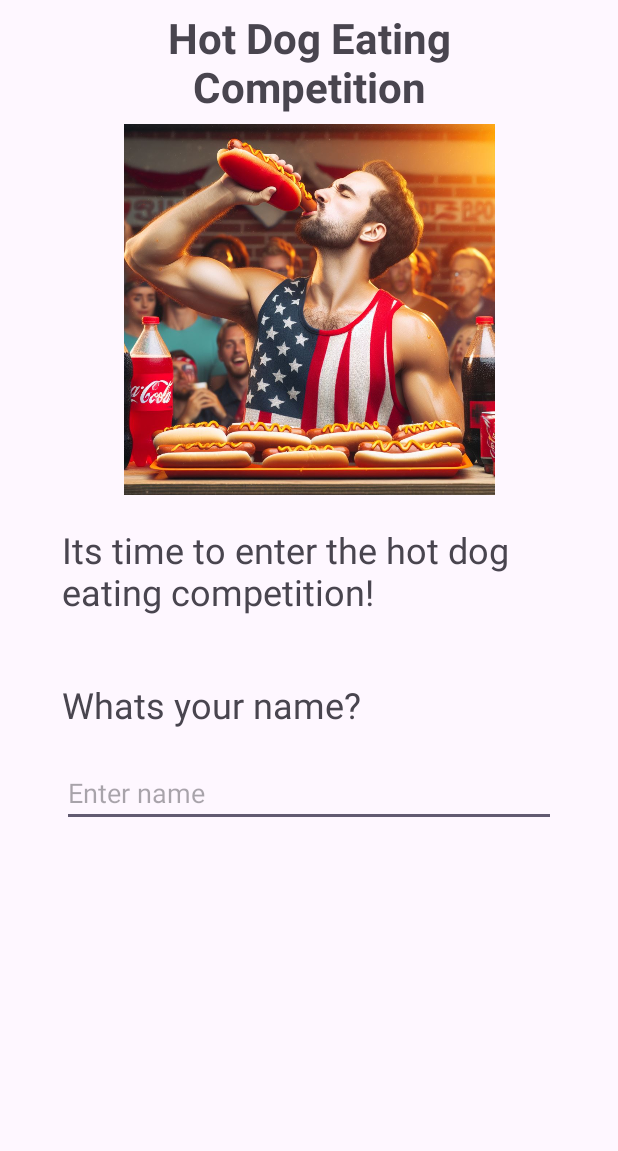
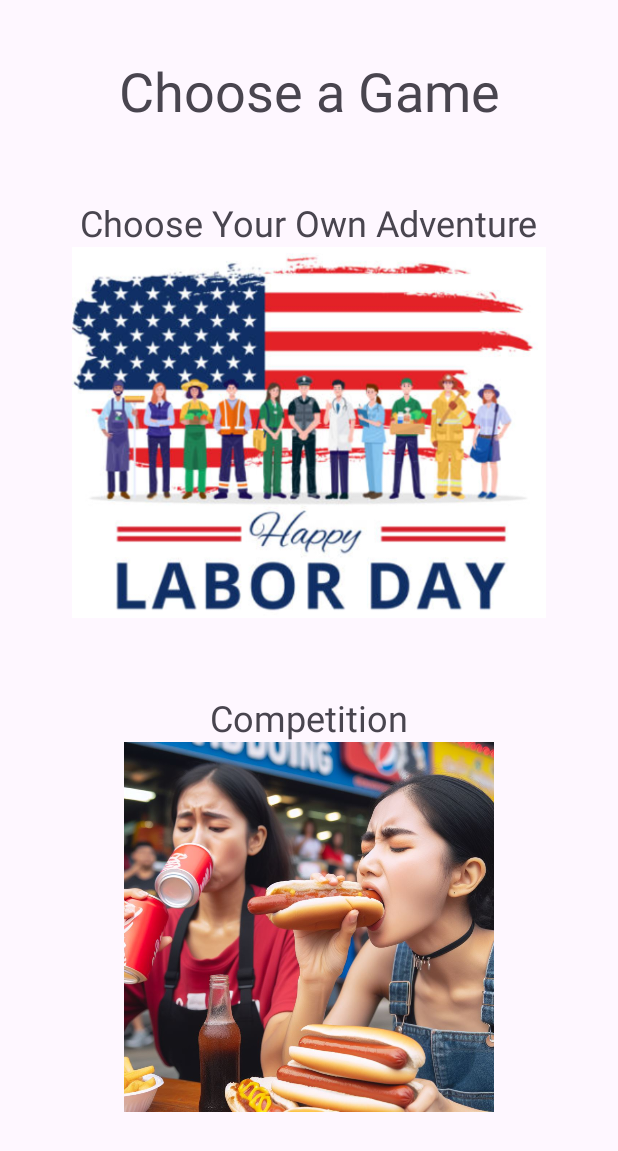
Before and after one commit to ryantburke/ChooseYourOwnAdventure, an Android app: the screen it shows after launch (RpgHotDogEatingContest before the commit, MainActivity after it), on a phone screen of 412 x 824 dp. Shown: the top 1151 px of the screen. Run offline under Robolectric (Android 15) with nearby library versions, the phone set to English and light mode, and no system bars.

Commit message:
Main menu

```diff
--- a/app/src/main/java/com/poly/chooseyourownadventure/AdventureLaborDay.java
+++ b/app/src/main/java/com/poly/chooseyourownadventure/AdventureLaborDay.java
@@ -1,5 +1,6 @@
 package com.poly.chooseyourownadventure;
 
+import android.content.Intent;
 import android.media.MediaPlayer;
 import android.os.Bundle;
 import android.view.View;
@@ -462,22 +463,14 @@ public class AdventureLaborDay extends AppCompatActivity {
         else
         {
             tvStoryText.setText("High school is over. Permenant Game over.");
+            btn1.setText("Back to menu");
 
             ivStory.setImageResource(R.drawable.im_high_school_over);
 
             btn1.setOnClickListener(new View.OnClickListener() {
                 @Override
                 public void onClick(View v) {
-                    tvStoryText.setText("Just kidding! Play again?");
-
-                    btn1.setText("Of course!");
-
-                    btn1.setOnClickListener(new View.OnClickListener() {
-                        @Override
-                        public void onClick(View v) {
-                            start();
-                        }
-                    });
+                    startActivity(new Intent(AdventureLaborDay.this, MainActivity.class));
                 }
             });
         }
--- a/app/src/main/java/com/poly/chooseyourownadventure/MainActivity.java
+++ b/app/src/main/java/com/poly/chooseyourownadventure/MainActivity.java
@@ -4,6 +4,7 @@ import androidx.appcompat.app.AppCompatActivity;
 
 import android.content.Intent;
 import android.os.Bundle;
+import android.view.View;
 import android.widget.Button;
 import android.widget.ImageView;
 import android.widget.TextView;
@@ -11,15 +12,28 @@ import android.widget.TextView;
 public class MainActivity extends AppCompatActivity {
 
     private TextView tvStoryTitle, tvOptionTitle;
-    private ImageView ivStory;
+    private ImageView ivLaborDay, ivHotDogContest;
     private Button btn1, btn2, btn3, btn4;
     @Override
     protected void onCreate(Bundle savedInstanceState) {
         super.onCreate(savedInstanceState);
-        setContentView(R.layout.activity_labor_day);
+        setContentView(R.layout.activity_main);
 
-        Intent intent = new Intent(MainActivity.this, RpgHotDogEatingContest.class);
+        ivLaborDay = findViewById(R.id.iv_labor_day);
+        ivHotDogContest = findViewById(R.id.iv_hot_dog_contest);
 
-        startActivity(intent);
+        ivLaborDay.setOnClickListener(new View.OnClickListener() {
+            @Override
+            public void onClick(View v) {
+                startActivity(new Intent(MainActivity.this, AdventureLaborDay.class));
+            }
+        });
+
+        ivHotDogContest.setOnClickListener(new View.OnClickListener() {
+            @Override
+            public void onClick(View v) {
+                startActivity(new Intent(MainActivity.this, RpgHotDogEatingContest.class));
+            }
+        });
     }
 }
--- a/app/src/main/java/com/poly/chooseyourownadventure/RpgHotDogEatingContest.java
+++ b/app/src/main/java/com/poly/chooseyourownadventure/RpgHotDogEatingContest.java
@@ -1,5 +1,6 @@
 package com.poly.chooseyourownadventure;
 
+import android.content.Intent;
 import android.os.Bundle;
 import android.text.Editable;
 import android.text.InputType;
@@ -239,6 +240,9 @@ public class RpgHotDogEatingContest extends AppCompatActivity {
         tvLoseCondition = findViewById(R.id.tv_lose_condition);
 
         Button btnNext = findViewById(R.id.btn_next);
+        Button btnPlayAgain = findViewById(R.id.btn_playAgain);
+
+        btnPlayAgain.setVisibility(View.INVISIBLE);
 
         //turn off hot dogs
         for (ImageView img:ivHotDogs) {
@@ -268,9 +272,17 @@ public class RpgHotDogEatingContest extends AppCompatActivity {
                 tvHotDogs.setVisibility(View.VISIBLE);
 
 
-                btnNext.setText("Play again?");
+                btnNext.setText("Main Menu");
 
                 btnNext.setOnClickListener(new View.OnClickListener() {
+                    @Override
+                    public void onClick(View v) {
+                        startActivity(new Intent(RpgHotDogEatingContest.this, MainActivity.class));
+                    }
+                });
+
+                btnPlayAgain.setVisibility(View.VISIBLE);
+                btnPlayAgain.setOnClickListener(new View.OnClickListener() {
                     @Override
                     public void onClick(View v) {
                         createPlayer();
--- a/app/src/main/res/layout/activity_hot_dog_contest_end.xml
+++ b/app/src/main/res/layout/activity_hot_dog_contest_end.xml
@@ -195,6 +195,15 @@
             android:orientation="horizontal"
             app:layout_constraintGuide_percent="0.6" />
 
+
+
+        <androidx.constraintlayout.widget.Guideline
+            android:id="@+id/guideline35"
+            android:layout_width="wrap_content"
+            android:layout_height="wrap_content"
+            android:orientation="horizontal"
+            app:layout_constraintGuide_end="232dp" />
+
     <TextView
         android:id="@+id/tv_you_ate"
         android:layout_width="0dp"
@@ -224,22 +233,41 @@
         android:layout_width="wrap_content"
         android:layout_height="wrap_content"
         android:orientation="horizontal"
-        app:layout_constraintGuide_end="150dp" />
+        app:layout_constraintGuide_end="160dp" />
 
     <androidx.constraintlayout.widget.Guideline
         android:id="@+id/guideline29"
         android:layout_width="wrap_content"
         android:layout_height="wrap_content"
         android:orientation="horizontal"
-        app:layout_constraintGuide_end="76dp" />
+        app:layout_constraintGuide_end="100dp" />
+
+    <androidx.constraintlayout.widget.Guideline
+        android:id="@+id/guideline39"
+        android:layout_width="wrap_content"
+        android:layout_height="wrap_content"
+        android:orientation="horizontal"
+        app:layout_constraintGuide_end="40dp"/>
 
     <Button
         android:id="@+id/btn_next"
         android:layout_width="0dp"
         android:layout_height="0dp"
+        android:backgroundTint="@color/btn_bg"
         android:text="Next"
         android:textSize="20sp"
+        app:layout_constraintBottom_toTopOf="@+id/guideline39"
+        app:layout_constraintEnd_toStartOf="@+id/guideline22"
+        app:layout_constraintStart_toStartOf="@+id/guideline20"
+        app:layout_constraintTop_toTopOf="@+id/guideline29" />
+
+    <Button
+        android:id="@+id/btn_playAgain"
+        android:layout_width="0dp"
+        android:layout_height="0dp"
         android:backgroundTint="@color/btn_bg"
+        android:text="Play Again?"
+        android:textSize="20sp"
         app:layout_constraintBottom_toTopOf="@+id/guideline29"
         app:layout_constraintEnd_toStartOf="@+id/guideline22"
         app:layout_constraintStart_toStartOf="@+id/guideline20"
--- /dev/null
+++ b/app/src/main/res/layout/activity_main.xml
@@ -0,0 +1,109 @@
+<?xml version="1.0" encoding="utf-8"?>
+<androidx.constraintlayout.widget.ConstraintLayout xmlns:android="http://schemas.android.com/apk/res/android"
+    xmlns:app="http://schemas.android.com/apk/res-auto"
+    xmlns:tools="http://schemas.android.com/tools"
+    android:layout_width="match_parent"
+    android:layout_height="match_parent">
+
+    <androidx.constraintlayout.widget.Guideline
+        android:id="@+id/guideline30"
+        android:layout_width="wrap_content"
+        android:layout_height="wrap_content"
+        android:orientation="horizontal"
+        app:layout_constraintGuide_percent="0.10259918" />
+
+    <androidx.constraintlayout.widget.Guideline
+        android:id="@+id/guideline31"
+        android:layout_width="wrap_content"
+        android:layout_height="wrap_content"
+        android:orientation="horizontal"
+        app:layout_constraintGuide_percent="0.9" />
+
+    <androidx.constraintlayout.widget.Guideline
+        android:id="@+id/guideline32"
+        android:layout_width="wrap_content"
+        android:layout_height="wrap_content"
+        android:orientation="vertical"
+        app:layout_constraintGuide_percent="0.1" />
+
+    <androidx.constraintlayout.widget.Guideline
+        android:id="@+id/guideline33"
+        android:layout_width="wrap_content"
+        android:layout_height="wrap_content"
+        android:orientation="vertical"
+        app:layout_constraintGuide_percent="0.9" />
+
+    <TextView
+        android:id="@+id/textView"
+        android:layout_width="wrap_content"
+        android:layout_height="wrap_content"
+        android:text="Choose a Game"
+        android:textSize="36sp"
+        app:layout_constraintBottom_toTopOf="@+id/guideline30"
+        app:layout_constraintEnd_toStartOf="@+id/guideline33"
+        app:layout_constraintStart_toStartOf="@+id/guideline32" />
+
+    <androidx.constraintlayout.widget.Guideline
+        android:id="@+id/guideline34"
+        android:layout_width="wrap_content"
+        android:layout_height="wrap_content"
+        android:orientation="horizontal"
+        app:layout_constraintGuide_percent="0.6" />
+
+    <ImageView
+        android:id="@+id/iv_labor_day"
+        android:layout_width="0dp"
+        android:layout_height="0dp"
+        android:clickable="true"
+        app:layout_constraintBottom_toTopOf="@+id/guideline37"
+        app:layout_constraintEnd_toStartOf="@+id/guideline33"
+        app:layout_constraintStart_toStartOf="@+id/guideline32"
+        app:layout_constraintTop_toTopOf="@+id/guideline36"
+        app:srcCompat="@drawable/im_title" />
+
+    <androidx.constraintlayout.widget.Guideline
+        android:id="@+id/guideline36"
+        android:layout_width="wrap_content"
+        android:layout_height="wrap_content"
+        android:orientation="horizontal"
+        app:layout_constraintGuide_percent="0.2" />
+
+    <ImageView
+        android:id="@+id/iv_hot_dog_contest"
+        android:layout_width="0dp"
+        android:layout_height="0dp"
+        android:clickable="true"
+        app:layout_constraintBottom_toTopOf="@+id/guideline31"
+        app:layout_constraintEnd_toStartOf="@+id/guideline33"
+        app:layout_constraintStart_toStartOf="@+id/guideline32"
+        app:layout_constraintTop_toTopOf="@+id/guideline34"
+        app:srcCompat="@drawable/im_hot_dog_1" />
+
+    <androidx.constraintlayout.widget.Guideline
+        android:id="@+id/guideline37"
+        android:layout_width="wrap_content"
+        android:layout_height="wrap_content"
+        android:orientation="horizontal"
+        app:layout_constraintGuide_percent="0.5" />
+
+    <TextView
+        android:id="@+id/textView2"
+        android:layout_width="wrap_content"
+        android:layout_height="wrap_content"
+        android:text="Choose Your Own Adventure"
+        android:textSize="24sp"
+        app:layout_constraintBottom_toTopOf="@+id/guideline36"
+        app:layout_constraintEnd_toStartOf="@+id/guideline33"
+        app:layout_constraintStart_toStartOf="@+id/guideline32" />
+
+    <TextView
+        android:id="@+id/textView6"
+        android:layout_width="wrap_content"
+        android:layout_height="wrap_content"
+        android:text="Competition"
+        android:textSize="24sp"
+        app:layout_constraintBottom_toTopOf="@+id/guideline34"
+        app:layout_constraintEnd_toStartOf="@+id/guideline33"
+        app:layout_constraintStart_toStartOf="@+id/guideline32" />
+
+</androidx.constraintlayout.widget.ConstraintLayout>
```
Lines whose indentation alone changed are shown as unchanged.
